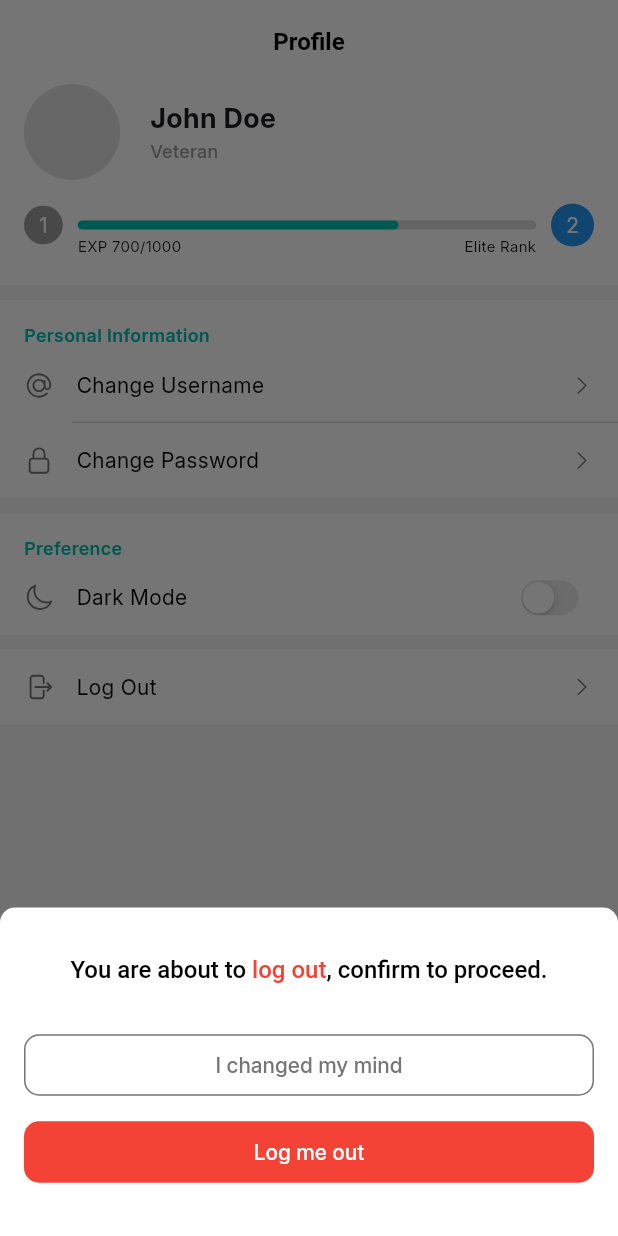
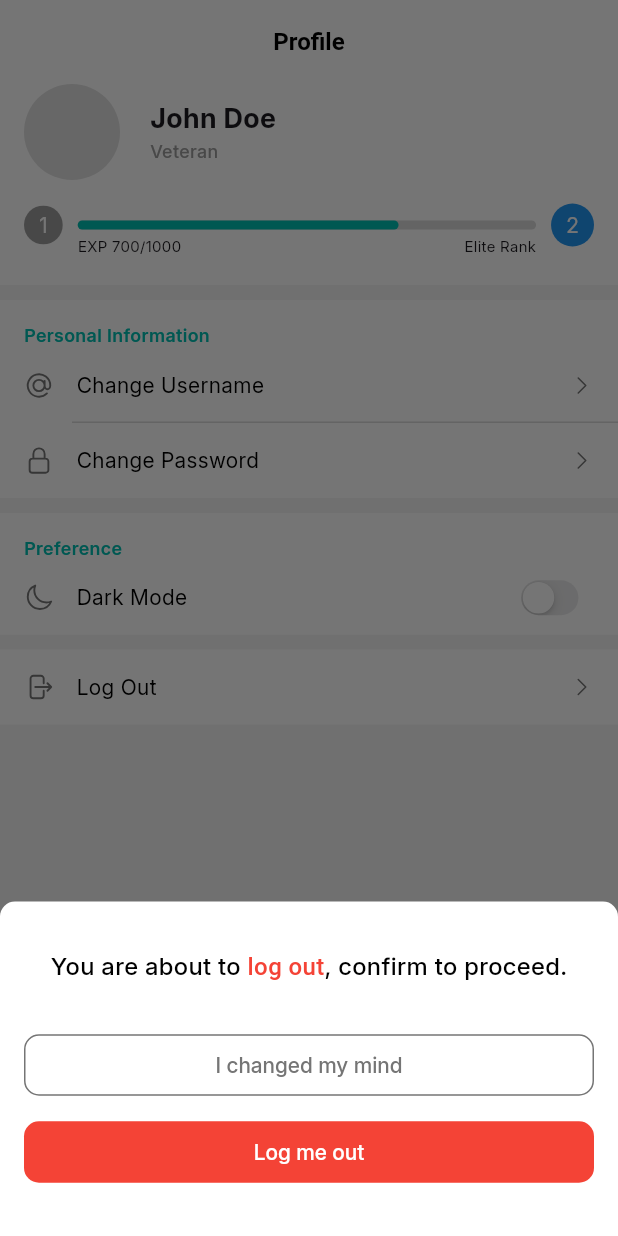
Before and after one commit to bryanfks-dev/Courtly, a Flutter app: the screen it shows after launch, item 3 of the bottom bar chosen, after a tap on "Log Out", on a phone screen of 412 x 824 dp. Run offline on Flutter 3.47's test engine with Material 3 defaults, Android fonts, the phone set to English and light mode, and no system bars; our stand-ins replace flutter_svg, heroicons, introduction_screen, sticky_headers, vector_graphics; network calls fail.

Commit message:
replace RichText with text.rich

```diff
--- a/lib/presentation/pages/logged_in_profile.dart
+++ b/lib/presentation/pages/logged_in_profile.dart
@@ -67,14 +67,12 @@ class _LoggedInProfile extends State<LoggedInProfile> {
           context,
           Column(
             children: [
-              RichText(
-                  text: TextSpan(
-                      text: "You are about to ",
-                      style: TextStyle(
-                          fontSize: 16,
-                          fontWeight: FontWeight.w500,
-                          color: colorExt.textPrimary),
-                      children: [
+              Text.rich(
+                  style: TextStyle(
+                      fontSize: 16,
+                      fontWeight: FontWeight.w500,
+                      color: colorExt.textPrimary),
+                  TextSpan(text: "You are about to ", children: [
                     TextSpan(
                         text: "log out",
                         style: TextStyle(color: colorExt.danger)),
```
Also changed, not shown: lib/presentation/pages/reviews.dart (+4 -8 lines).
